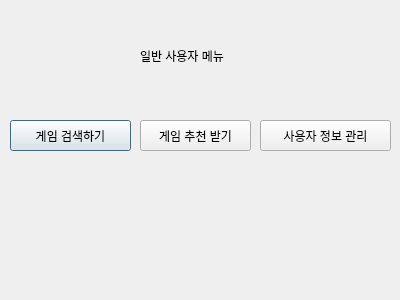
Old version of the form Term Project/usermenu.ui in the repository jeongmin99/Database-Systems-Homework.
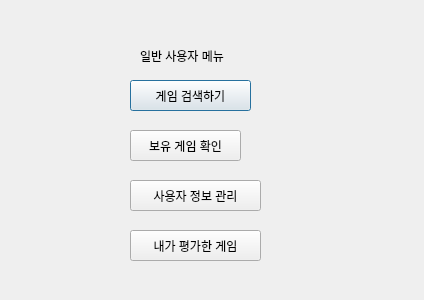
New version of the form.

```diff
--- a/Term Project/usermenu.ui
+++ b/Term Project/usermenu.ui
@@ -6,7 +6,7 @@
    <rect>
     <x>0</x>
     <y>0</y>
-    <width>400</width>
+    <width>424</width>
     <height>300</height>
    </rect>
   </property>
@@ -16,8 +16,8 @@
   <widget class="QPushButton" name="find">
    <property name="geometry">
     <rect>
-     <x>10</x>
-     <y>120</y>
+     <x>130</x>
+     <y>80</y>
      <width>121</width>
      <height>31</height>
     </rect>
@@ -29,8 +29,8 @@
   <widget class="QPushButton" name="info">
    <property name="geometry">
     <rect>
-     <x>260</x>
-     <y>120</y>
+     <x>130</x>
+     <y>180</y>
      <width>131</width>
      <height>31</height>
     </rect>
@@ -42,14 +42,14 @@
   <widget class="QPushButton" name="recommand">
    <property name="geometry">
     <rect>
-     <x>140</x>
-     <y>120</y>
+     <x>130</x>
+     <y>130</y>
      <width>111</width>
      <height>31</height>
     </rect>
    </property>
    <property name="text">
-    <string>게임 추천 받기</string>
+    <string>보유 게임 확인</string>
    </property>
   </widget>
   <widget class="QLabel" name="label">
@@ -65,6 +65,19 @@
     <string>일반 사용자 메뉴</string>
    </property>
   </widget>
+  <widget class="QPushButton" name="evaluates">
+   <property name="geometry">
+    <rect>
+     <x>130</x>
+     <y>230</y>
+     <width>131</width>
+     <height>31</height>
+    </rect>
+   </property>
+   <property name="text">
+    <string>내가 평가한 게임</string>
+   </property>
+  </widget>
  </widget>
  <resources/>
  <connections/>
```
Left out of the diff: 2 changed lines with no effect on the pictures.
